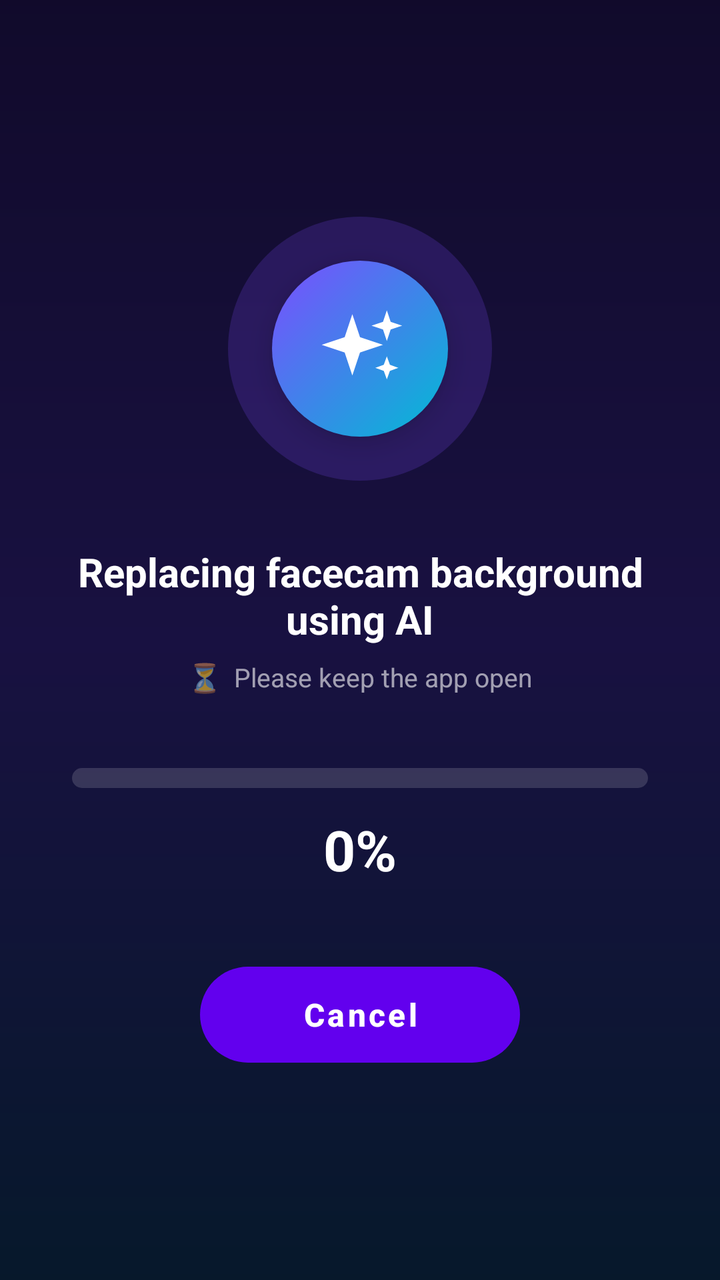
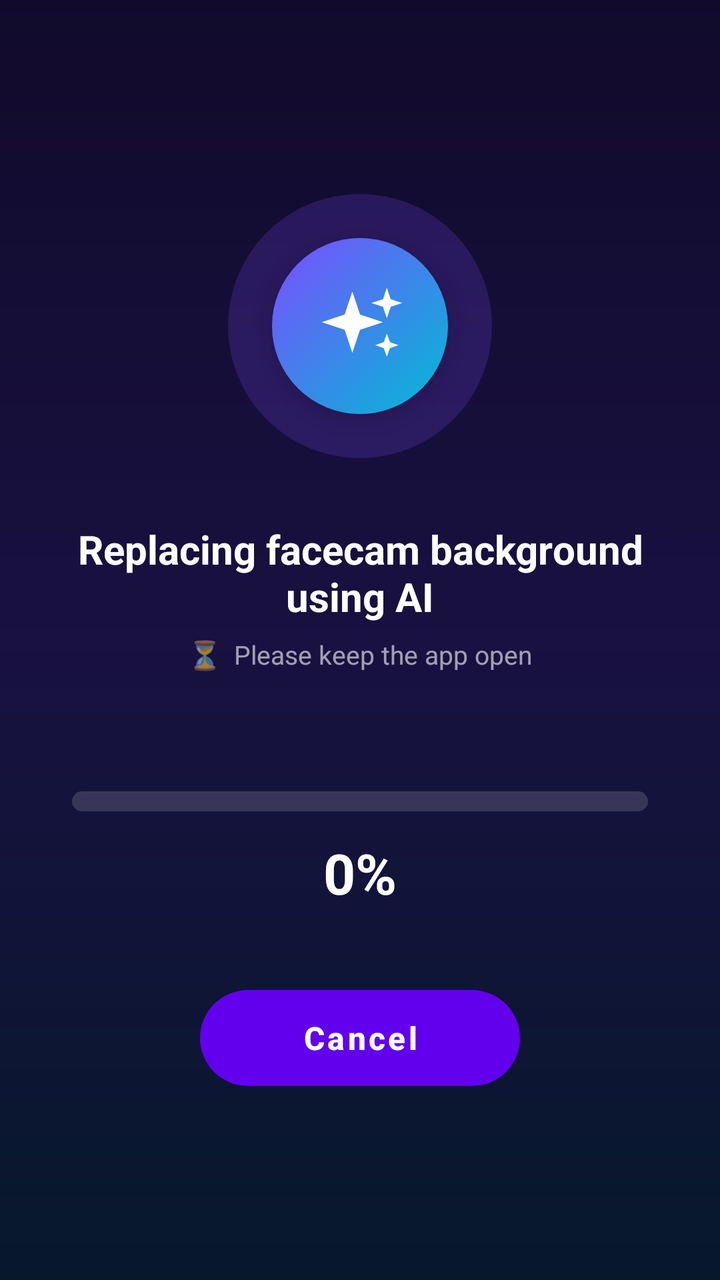

Screens rendered from an Android XML layout before and after an edit, with the pre-edit source and the edit as a unified diff.
<!-- AndroidManifest.xml: application theme Theme.CustomScreen -->
<!-- res/layout/dialog_processing.xml -->
<?xml version="1.0" encoding="utf-8"?>
<FrameLayout xmlns:android="http://schemas.android.com/apk/res/android"
    android:layout_width="match_parent"
    android:layout_height="match_parent"
    android:background="@drawable/bg_processing_screen"
    android:clickable="true"
    android:focusable="true">

    <LinearLayout
        android:layout_width="match_parent"
        android:layout_height="wrap_content"
        android:layout_gravity="center"
        android:gravity="center_horizontal"
        android:orientation="vertical"
        android:paddingStart="36dp"
        android:paddingEnd="36dp">

        <FrameLayout
            android:layout_width="132dp"
            android:layout_height="132dp">

            <View
                android:id="@+id/processing_halo"
                android:layout_width="match_parent"
                android:layout_height="match_parent"
                android:background="@drawable/bg_processing_icon_halo" />

            <FrameLayout
                android:layout_width="88dp"
                android:layout_height="88dp"
                android:layout_gravity="center"
                android:background="@drawable/bg_processing_icon"
                android:elevation="8dp">

                <ImageView
                    android:id="@+id/processing_icon"
                    android:layout_width="46dp"
                    android:layout_height="46dp"
                    android:layout_gravity="center"
                    android:importantForAccessibility="no"
                    android:src="@drawable/ic_ai_sparkle" />
            </FrameLayout>
        </FrameLayout>

        <TextView
            android:id="@+id/processing_title"
            android:layout_width="match_parent"
            android:layout_height="wrap_content"
            android:layout_marginTop="32dp"
            android:gravity="center"
            android:text="Replacing facecam background using AI"
            android:textColor="#FFFFFF"
            android:textSize="20sp"
            android:textStyle="bold" />

        
        <LinearLayout
            android:layout_width="match_parent"
            android:layout_height="wrap_content"
            android:layout_marginTop="6dp"
            android:gravity="center"
            android:orientation="horizontal">

            <TextView
                android:id="@+id/processing_tick"
                android:layout_width="wrap_content"
                android:layout_height="wrap_content"
                android:layout_marginEnd="6dp"
                android:text="⏳"
                android:textColor="#99FFFFFF"
                android:textSize="14sp" />

            <TextView
                android:id="@+id/processing_hint"
                android:layout_width="wrap_content"
                android:layout_height="wrap_content"
                android:text="Please keep the app open"
                android:textColor="#99FFFFFF"
                android:textSize="13sp" />
        </LinearLayout>

        <ProgressBar
            android:id="@+id/processing_bar"
            style="?android:attr/progressBarStyleHorizontal"
            android:layout_width="match_parent"
            android:layout_height="10dp"
            android:layout_marginTop="36dp"
            android:max="100"
            android:progressDrawable="@drawable/progress_processing" />

        <TextView
            android:id="@+id/processing_percent"
            android:layout_width="wrap_content"
            android:layout_height="wrap_content"
            android:layout_marginTop="12dp"
            android:text="0%"
            android:textColor="#FFFFFF"
            android:textSize="28sp"
            android:textStyle="bold" />

        <Button
            android:id="@+id/processing_cancel"
            android:layout_width="wrap_content"
            android:layout_height="48dp"
            android:layout_marginTop="40dp"
            android:background="@drawable/bg_processing_cancel_btn"
            android:minWidth="160dp"
            android:paddingStart="28dp"
            android:paddingEnd="28dp"
            android:stateListAnimator="@null"
            android:text="Cancel"
            android:textAllCaps="false"
            android:textColor="#FFFFFF"
            android:textSize="16sp"
            android:textStyle="bold" />
    </LinearLayout>
</FrameLayout>
<!-- resources referenced by this layout -->
<resources>
  <!-- drawable bg_processing_cancel_btn (drawable) -->
  <?xml version="1.0" encoding="utf-8"?>
  <shape xmlns:android="http://schemas.android.com/apk/res/android"
      android:shape="rectangle">
      <solid android:color="#E53935" />
      <corners android:radius="24dp" />
  </shape>
  <!-- drawable bg_processing_icon (drawable) -->
  <?xml version="1.0" encoding="utf-8"?>
  <shape xmlns:android="http://schemas.android.com/apk/res/android" android:shape="oval">
      <gradient
          android:angle="315"
          android:startColor="#7C4DFF"
          android:endColor="#00BCD4" />
  </shape>
  <!-- drawable bg_processing_icon_halo (drawable) -->
  <?xml version="1.0" encoding="utf-8"?>
  <shape xmlns:android="http://schemas.android.com/apk/res/android" android:shape="oval">
      <solid android:color="#337C4DFF" />
  </shape>
  <!-- drawable bg_processing_screen (drawable) -->
  <?xml version="1.0" encoding="utf-8"?>
  <shape xmlns:android="http://schemas.android.com/apk/res/android" android:shape="rectangle">
      <gradient
          android:angle="300"
          android:startColor="#F0120B2E"
          android:centerColor="#F01A1245"
          android:endColor="#F0071A2E"
          android:type="linear" />
  </shape>
  <!-- drawable ic_ai_sparkle (drawable) -->
  <vector xmlns:android="http://schemas.android.com/apk/res/android"
      android:width="24dp"
      android:height="24dp"
      android:viewportWidth="24"
      android:viewportHeight="24">
      <path
          android:fillColor="#FFFFFF"
          android:pathData="M10,3 L12,9 L18,11 L12,13 L10,19 L8,13 L2,11 L8,9 Z" />
      <path
          android:fillColor="#FFFFFF"
          android:pathData="M19,2 L20,5 L23,6 L20,7 L19,10 L18,7 L15,6 L18,5 Z" />
      <path
          android:fillColor="#FFFFFF"
          android:pathData="M19,14 L19.8,16.2 L22,17 L19.8,17.8 L19,20 L18.2,17.8 L16,17 L18.2,16.2 Z" />
  </vector>
  <!-- drawable progress_processing (drawable) -->
  <?xml version="1.0" encoding="utf-8"?>
  <layer-list xmlns:android="http://schemas.android.com/apk/res/android">
      <item android:id="@android:id/background">
          <shape android:shape="rectangle">
              <solid android:color="#26FFFFFF" />
              <corners android:radius="6dp" />
          </shape>
      </item>
      <item android:id="@android:id/progress">
          <clip>
              <shape android:shape="rectangle">
                  <gradient
                      android:angle="0"
                      android:startColor="#7C4DFF"
                      android:endColor="#00E5FF" />
                  <corners android:radius="6dp" />
              </shape>
          </clip>
      </item>
  </layer-list>
  <style name="Theme.CustomScreen" parent="Theme.MaterialComponents.DayNight.NoActionBar">
          <item name="android:windowBackground">@android:color/black</item>
          <item name="android:statusBarColor">@android:color/transparent</item>
          <item name="android:navigationBarColor">@android:color/transparent</item>
          <item name="android:windowLightStatusBar">false</item>
          <item name="android:windowLightNavigationBar">false</item>
      </style>
</resources>

<!-- the commit's change to res/layout/dialog_processing.xml (unified diff, before → after) -->
@@ -79,12 +79,26 @@
                 android:textSize="13sp" />
         </LinearLayout>
 
+        
+        <TextView
+            android:id="@+id/processing_patience"
+            android:layout_width="match_parent"
+            android:layout_height="wrap_content"
+            android:layout_marginTop="10dp"
+            android:alpha="0"
+            android:gravity="center"
+            android:minLines="2"
+            android:text="This is the most time consuming part.\nPlease be patient"
+            android:textColor="#CCFFFFFF"
+            android:textSize="13sp"
+            android:visibility="invisible" />
+
         <ProgressBar
             android:id="@+id/processing_bar"
             style="?android:attr/progressBarStyleHorizontal"
             android:layout_width="match_parent"
             android:layout_height="10dp"
-            android:layout_marginTop="36dp"
+            android:layout_marginTop="16dp"
             android:max="100"
             android:progressDrawable="@drawable/progress_processing" />
 
